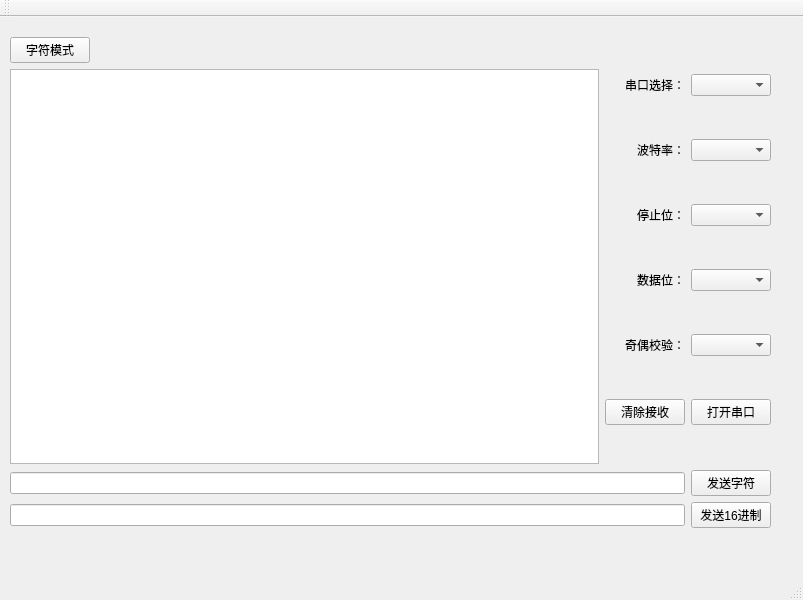
The window that mainwindow.ui (kirito41dd/AccessPort) describes before a commit, drawn with Qt 5.
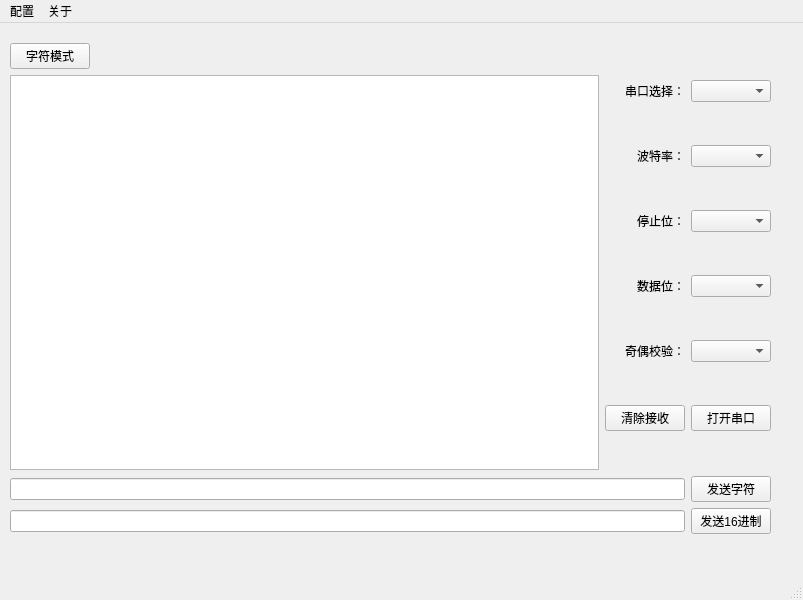
The same window after the commit. Icons and pictures are not drawn.

Diff of the .ui file:
```diff
--- a/mainwindow.ui
+++ b/mainwindow.ui
@@ -227,14 +227,21 @@
      <height>26</height>
     </rect>
    </property>
-  </widget>
-  <widget class="QToolBar" name="mainToolBar">
-   <attribute name="toolBarArea">
-    <enum>TopToolBarArea</enum>
-   </attribute>
-   <attribute name="toolBarBreak">
-    <bool>false</bool>
-   </attribute>
+   <widget class="QMenu" name="menu_conf">
+    <property name="title">
+     <string>配置</string>
+    </property>
+    <addaction name="action_addbaud"/>
+   </widget>
+   <widget class="QMenu" name="menu_about">
+    <property name="title">
+     <string>关于</string>
+    </property>
+    <addaction name="actiongithub"/>
+    <addaction name="actionhelp"/>
+   </widget>
+   <addaction name="menu_conf"/>
+   <addaction name="menu_about"/>
   </widget>
   <widget class="QStatusBar" name="statusBar"/>
  </widget>
```
Left out of the diff: 29 changed lines with no effect on the pictures.
